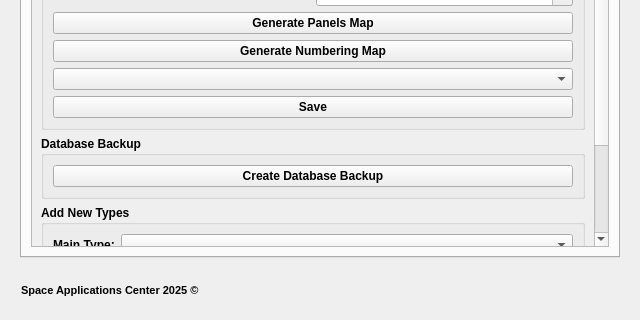
Zuhir-Benslama/CAM-Communal-Addressing-Map, file gui/main_dialog_base.ui: the form before one commit; both pictures show x 0 to 640 and y 318 to 638 of the 640 by 638 pixel window.
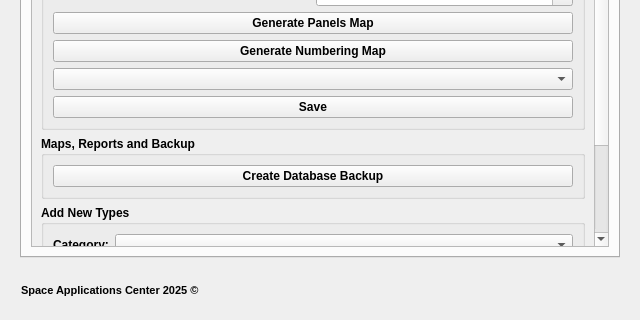
The form after the commit. The open tabs and pages were chosen to show the change. Icons and pictures are not drawn.

```diff
--- a/gui/main_dialog_base.ui
+++ b/gui/main_dialog_base.ui
@@ -2325,7 +2325,7 @@
                                        <item>
                                          <widget class="QGroupBox" name="groupBox_3">
                                            <property name="title">
-                                             <string>Database Backup</string>
+                                              <string>Maps, Reports and Backup</string>
                                            </property>
                                           <layout class="QVBoxLayout" name="verticalLayout_10">
                                             <item>
@@ -2356,7 +2356,7 @@
                                                 <item>
                                                   <widget class="QLabel" name="label_feature">
                                                     <property name="font"><font><weight>75</weight><bold>true</bold></font></property><property name="text">
-                                                      <string>Main Type:</string>
+                                                       <string>Category:</string>
                                                     </property>
                                                   </widget>
                                                 </item>
```
Lines whose indentation alone changed are shown as unchanged.
